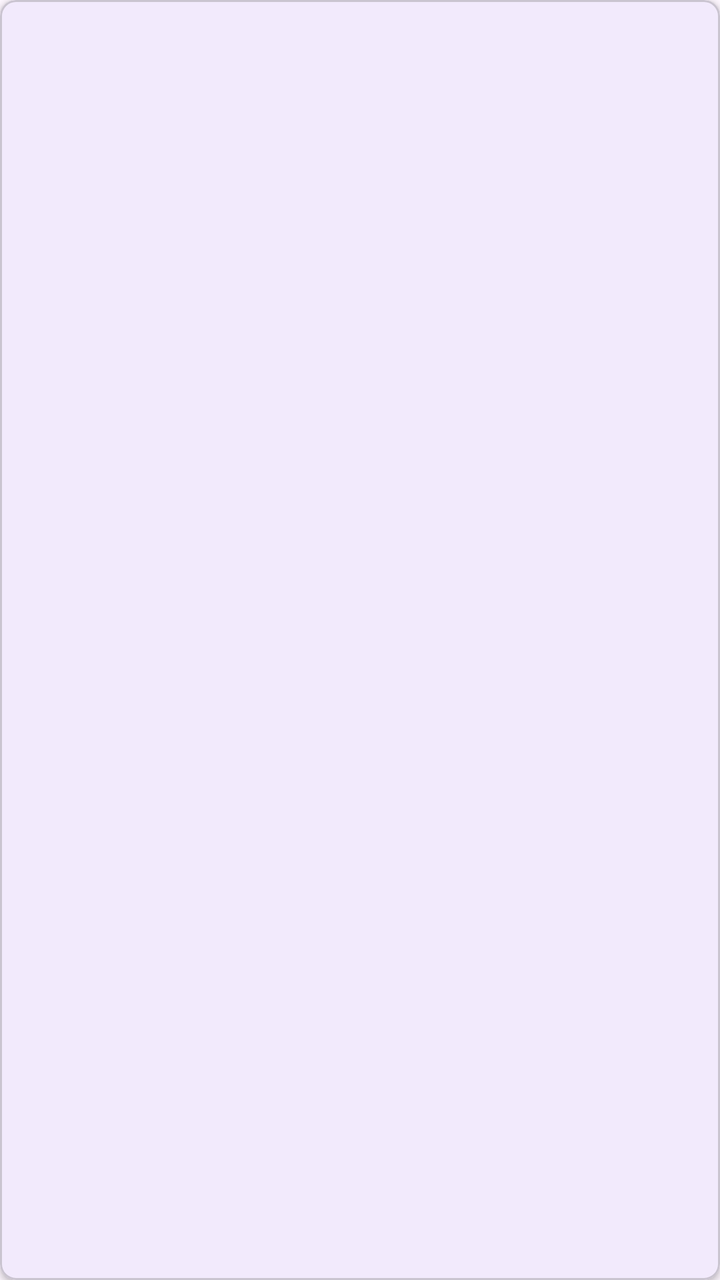
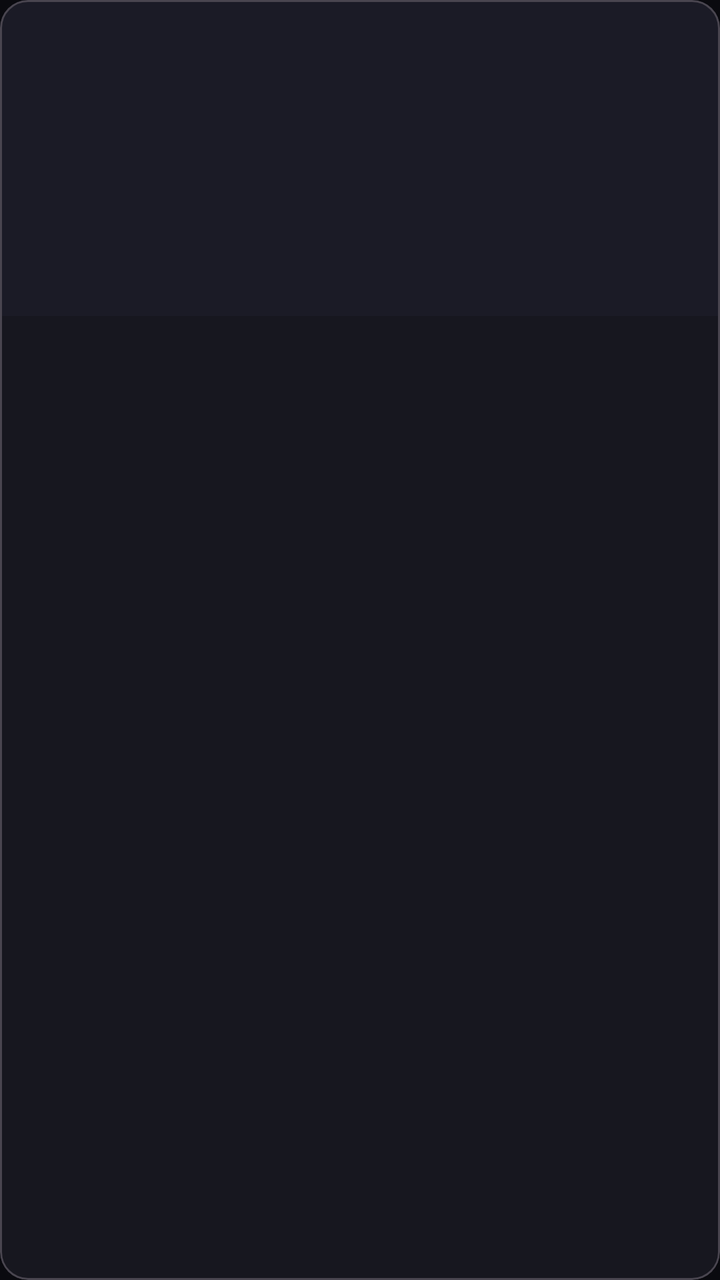

An Android layout rendered at two revisions. The XML below is the earlier revision; the diff shows what the commit changed to produce the second picture.
<!-- AndroidManifest.xml: application theme Theme.TruyenReader -->
<!-- res/layout/item_comic_grid.xml -->
<?xml version="1.0" encoding="utf-8"?>
<com.google.android.material.card.MaterialCardView xmlns:android="http://schemas.android.com/apk/res/android"
    xmlns:app="http://schemas.android.com/apk/res-auto"
    android:layout_width="match_parent"
    android:layout_height="wrap_content"
    android:layout_margin="3dp"
    app:cardCornerRadius="8dp"
    app:cardElevation="2dp">

    <LinearLayout
        android:layout_width="match_parent"
        android:layout_height="wrap_content"
        android:orientation="vertical">

        <ImageView
            android:id="@+id/ivCover"
            android:layout_width="match_parent"
            android:layout_height="130dp"
            android:scaleType="centerCrop"
            android:contentDescription="Ảnh bìa" />

        <TextView
            android:id="@+id/tvTitle"
            android:layout_width="match_parent"
            android:layout_height="wrap_content"
            android:maxLines="2"
            android:ellipsize="end"
            android:paddingStart="6dp"
            android:paddingEnd="6dp"
            android:paddingTop="5dp"
            android:textSize="11sp"
            android:textStyle="bold" />

        <TextView
            android:id="@+id/tvLatest"
            android:layout_width="match_parent"
            android:layout_height="wrap_content"
            android:paddingStart="6dp"
            android:paddingEnd="6dp"
            android:paddingBottom="6dp"
            android:textSize="9sp" />
    </LinearLayout>
</com.google.android.material.card.MaterialCardView>
<!-- resources referenced by this layout -->
<resources>
  <style name="Theme.TruyenReader" parent="Theme.Material3.DayNight">
          <item name="colorPrimary">#5B4BDB</item>
          <item name="colorOnPrimary">#FFFFFF</item>
          <item name="colorSecondary">#FF8A00</item>
      </style>
</resources>

<!-- the commit's change to res/layout/item_comic_grid.xml (unified diff, before → after) -->
@@ -3,41 +3,65 @@
     xmlns:app="http://schemas.android.com/apk/res-auto"
     android:layout_width="match_parent"
     android:layout_height="wrap_content"
-    android:layout_margin="3dp"
-    app:cardCornerRadius="8dp"
-    app:cardElevation="2dp">
+    android:layout_margin="4dp"
+    app:cardBackgroundColor="@color/surface_card"
+    app:cardCornerRadius="14dp"
+    app:cardElevation="0dp">
 
     <LinearLayout
         android:layout_width="match_parent"
         android:layout_height="wrap_content"
         android:orientation="vertical">
 
-        <ImageView
-            android:id="@+id/ivCover"
+        <FrameLayout
             android:layout_width="match_parent"
-            android:layout_height="130dp"
-            android:scaleType="centerCrop"
-            android:contentDescription="Ảnh bìa" />
+            android:layout_height="wrap_content">
+
+            <ImageView
+                android:id="@+id/ivCover"
+                android:layout_width="match_parent"
+                android:layout_height="158dp"
+                android:background="@drawable/bg_poster"
+                android:contentDescription="Ảnh bìa"
+                android:scaleType="centerCrop" />
+
+            <TextView
+                android:id="@+id/tvSourceBadge"
+                android:layout_width="wrap_content"
+                android:layout_height="wrap_content"
+                android:layout_gravity="top|start"
+                android:layout_margin="6dp"
+                android:textColor="#FFFFFF"
+                android:textSize="9sp"
+                android:textStyle="bold"
+                android:visibility="gone" />
+        </FrameLayout>
 
         <TextView
             android:id="@+id/tvTitle"
             android:layout_width="match_parent"
             android:layout_height="wrap_content"
+            android:ellipsize="end"
             android:maxLines="2"
-            android:ellipsize="end"
-            android:paddingStart="6dp"
-            android:paddingEnd="6dp"
-            android:paddingTop="5dp"
-            android:textSize="11sp"
+            android:minLines="2"
+            android:paddingStart="8dp"
+            android:paddingTop="6dp"
+            android:paddingEnd="8dp"
+            android:textColor="@color/text_primary"
+            android:textSize="12sp"
             android:textStyle="bold" />
 
         <TextView
             android:id="@+id/tvLatest"
             android:layout_width="match_parent"
             android:layout_height="wrap_content"
-            android:paddingStart="6dp"
-            android:paddingEnd="6dp"
-            android:paddingBottom="6dp"
-            android:textSize="9sp" />
+            android:ellipsize="end"
+            android:maxLines="1"
+            android:paddingStart="8dp"
+            android:paddingEnd="8dp"
+            android:paddingBottom="8dp"
+            android:paddingTop="2dp"
+            android:textColor="@color/text_secondary"
+            android:textSize="10sp" />
     </LinearLayout>
 </com.google.android.material.card.MaterialCardView>
<!-- resource entries referenced after the edit -->
@@ -1,9 +1,27 @@
 <!-- resources referenced by this layout -->
 <resources>
-  <style name="Theme.TruyenReader" parent="Theme.Material3.DayNight">
-          <item name="colorPrimary">#5B4BDB</item>
+  <color name="surface_card">#17171F</color>
+  <color name="text_primary">#F2F2F5</color>
+  <color name="text_secondary">#A7A5B5</color>
+  <!-- drawable bg_poster (drawable) -->
+  <?xml version="1.0" encoding="utf-8"?>
+  <shape xmlns:android="http://schemas.android.com/apk/res/android" android:shape="rectangle">
+      <solid android:color="#1B1B26" />
+  </shape>
+  <style name="Theme.TruyenReader" parent="Theme.Material3.Dark">
+          <item name="colorPrimary">#7C6CFF</item>
           <item name="colorOnPrimary">#FFFFFF</item>
-          <item name="colorSecondary">#FF8A00</item>
+          <item name="colorPrimaryContainer">#2A2456</item>
+          <item name="colorOnPrimaryContainer">#DCD6FF</item>
+          <item name="colorSecondary">#22D3EE</item>
+          <item name="colorSurface">#12121A</item>
+          <item name="colorOnSurface">#F2F2F5</item>
+          <item name="colorSurfaceVariant">#1E1E28</item>
+          <item name="colorOnSurfaceVariant">#A7A5B5</item>
+          <item name="android:colorBackground">#0A0A0F</item>
+          <item name="android:windowBackground">#0A0A0F</item>
+          <item name="android:statusBarColor">#0A0A0F</item>
+          <item name="android:navigationBarColor">#0D0D14</item>
       </style>
 </resources>
 
